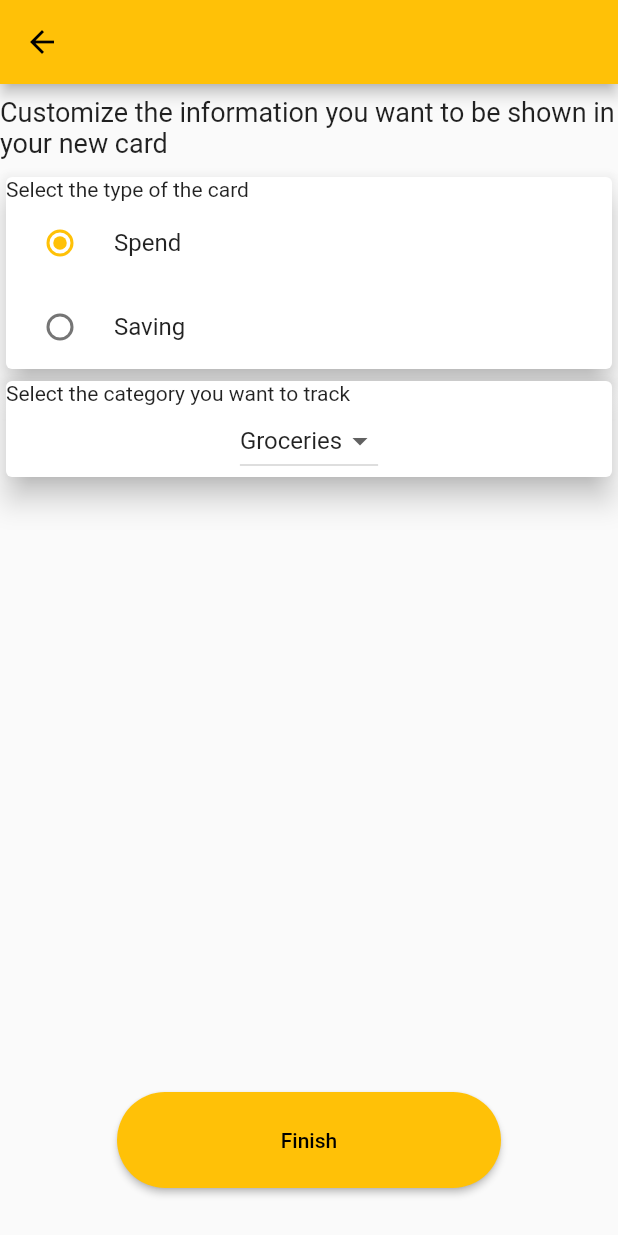
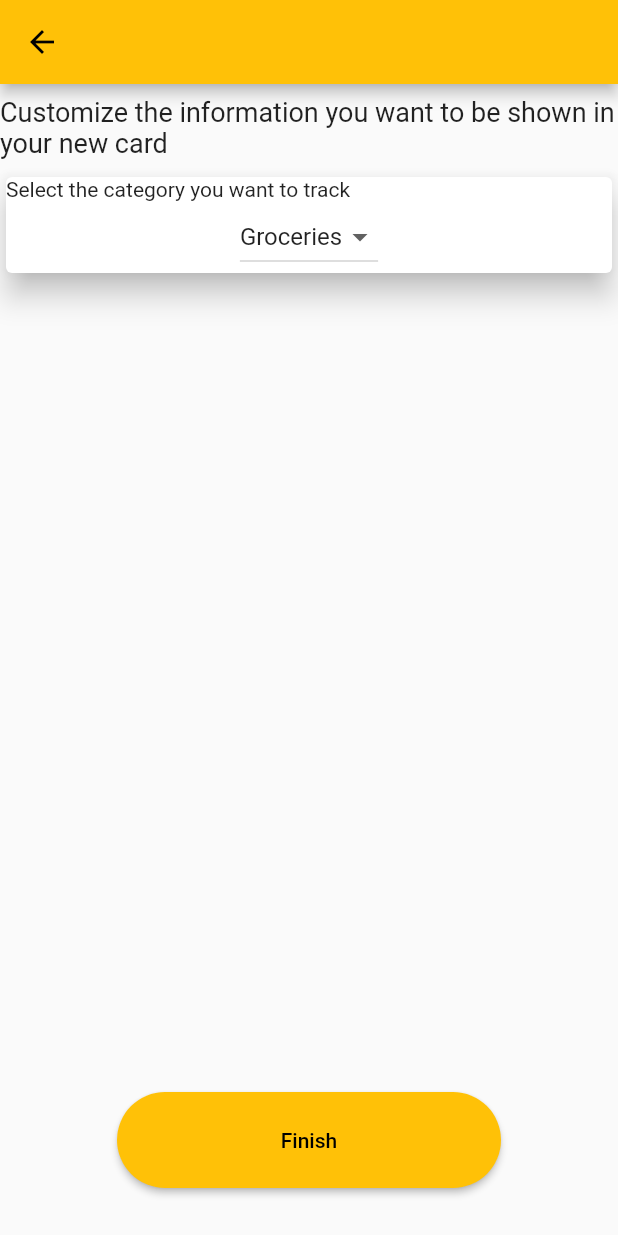
Before and after one commit to hhldiniz/true-budget-app, a Flutter app: the AddInfoCard screen opened directly, on a phone screen of 412 x 824 dp. Run offline on Flutter 3.47's test engine with Material 2 defaults, Android fonts, the phone set to English and light mode, and no system bars; our stand-ins replace get.

Commit message:
Refactoring model layer

```diff
--- a/lib/src/data/datasource/remote/info_card_datasource_remote.dart
+++ b/lib/src/data/datasource/remote/info_card_datasource_remote.dart
@@ -1,7 +1,6 @@
 import 'package:get/get.dart';
 import 'package:true_budget/src/data/datasource/info_card_datasource_base.dart';
 import 'package:true_budget/src/data/datasource/remote/network/info_card_service.dart';
-import 'package:true_budget/src/data/model/card_type.dart';
 import 'package:true_budget/src/data/model/info_card.dart';
 
 import '../../model/category.dart';
@@ -13,6 +12,6 @@ class InfoCardDatasourceRemote implements InfoCardDatasource {
   Future<List<InfoCard>> fetchAll() async {
     return (await _infoCardService
         .fetchInfoCardData())
-        .map((infoCardMap) => InfoCard(const Category("MOCK"), CardType.spend)).toList();
+        .map((infoCardMap) => InfoCard(const Category("MOCK"), 0)).toList();
   }
 }
--- a/lib/src/data/model/card_type.dart
+++ /dev/null
@@ -1,4 +0,0 @@
-enum CardType {
-  spend,
-  saving
-}
--- a/lib/src/data/model/info_card.dart
+++ b/lib/src/data/model/info_card.dart
@@ -1,11 +1,10 @@
 import 'package:true_budget/src/domain/entity/base_entity.dart';
-import 'package:true_budget/src/data/model/card_type.dart';
 
 import 'category.dart';
 
 class InfoCard extends BaseEntity {
   Category category;
-  CardType type;
+  double value;
 
-  InfoCard(this.category, this.type);
+  InfoCard(this.category, this.value);
 }
--- a/lib/src/data/model/transaction.dart
+++ b/lib/src/data/model/transaction.dart
@@ -1,9 +1,11 @@
 import 'package:true_budget/src/data/model/category.dart';
+import 'package:true_budget/src/data/model/transaction_type.dart';
 
 class Transaction {
   String description;
   Category category;
+  TransactionType transactionType;
   double value;
 
-  Transaction(this.description, this.category, this.value);
+  Transaction(this.description, this.category, this.transactionType, this.value);
 }
--- /dev/null
+++ b/lib/src/data/model/transaction_type.dart
@@ -0,0 +1,4 @@
+enum TransactionType {
+  spend,
+  saving
+}
--- /dev/null
+++ b/lib/src/data/model/wallet.dart
@@ -0,0 +1,5 @@
+class Wallet {
+  double balance;
+
+  Wallet(this.balance);
+}
--- a/lib/src/presentation/controllers/add_info_card_controller.dart
+++ b/lib/src/presentation/controllers/add_info_card_controller.dart
@@ -1,7 +1,6 @@
 import 'package:get/get.dart';
 import 'package:true_budget/src/domain/usecase/add_info_card_use_case.dart';
 
-import '../../data/model/card_type.dart';
 import '../../data/model/category.dart';
 
 class AddInfoCardController {
@@ -10,7 +9,6 @@ class AddInfoCardController {
 
   final AddInfoCarUseCase addInfoCarUseCase = Get.find();
 
-  Rx<CardType> selectedCardType = CardType.spend.obs;
   Rx<Category> selectedCategory = const Category("Groceries").obs;
 
 }
--- a/lib/src/presentation/view/add_info_card.dart
+++ b/lib/src/presentation/view/add_info_card.dart
@@ -1,6 +1,5 @@
 import 'package:flutter/material.dart';
 import 'package:get/get.dart';
-import 'package:true_budget/src/data/model/card_type.dart';
 import 'package:true_budget/src/data/model/category.dart';
 import 'package:true_budget/src/presentation/controllers/add_info_card_controller.dart';
 import 'package:true_budget/src/presentation/widget/button/primary_button.dart';
@@ -29,45 +28,6 @@ class AddInfoCard extends StatelessWidget {
               ),
               const SizedBox(
                 height: 8,
-              ),
-              Card(
-                elevation: 8,
-                child: Column(
-                  children: [
-                    const Align(
-                      alignment: Alignment.centerLeft,
-                      child: Text("Select the type of the card"),
-                    ),
-                    Obx(() {
-                      return RadioListTile<CardType>(
-                        value: CardType.spend,
-                        groupValue:
-                            _addInfoCardController.selectedCardType.value,
-                        onChanged: (cardType) {
-                          if (cardType != null) {
-                            _addInfoCardController.selectedCardType.value =
-                                cardType;
-                          }
-                        },
-                        title: const Text("Spend"),
-                      );
-                    }),
-                    Obx(() {
-                      return RadioListTile<CardType>(
-                        value: CardType.saving,
-                        groupValue:
-                            _addInfoCardController.selectedCardType.value,
-                        onChanged: (cardType) {
-                          if (cardType != null) {
-                            _addInfoCardController.selectedCardType.value =
-                                cardType;
-                          }
-                        },
-                        title: const Text("Saving"),
-                      );
-                    }),
-                  ],
-                ),
               ),
               Row(
                 children: [
```
Also changed, not shown: lib/src/data/model/group.dart (added, +8 -0 lines).
